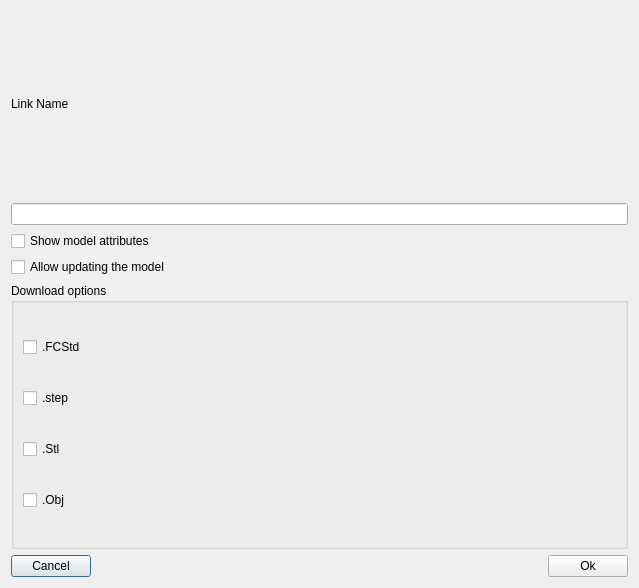
Qt form SharingLinkEditDialog.ui (Ondsel-Development/Ondsel-Lens-Addon) before a commit.
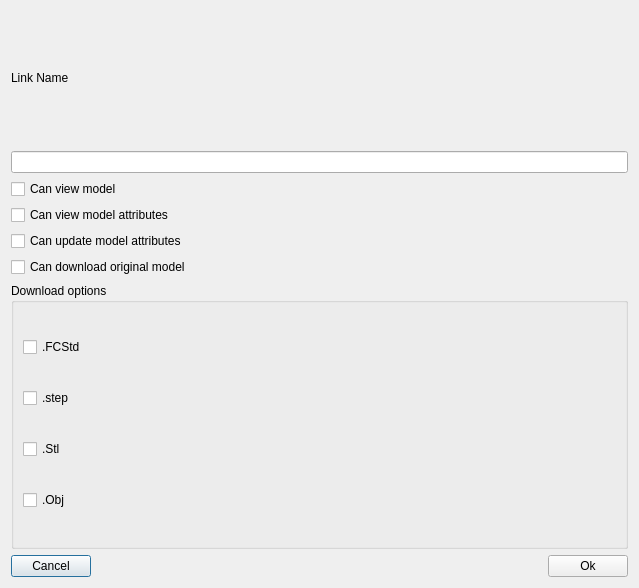
The same form after that commit.

Commit message: Replicate dashboard links dialog

Diff of the .ui file:
```diff
--- a/SharingLinkEditDialog.ui
+++ b/SharingLinkEditDialog.ui
@@ -26,17 +26,31 @@
      <item>
       <widget class="QLineEdit" name="linkName"/>
      </item>
+     <item>
+      <widget class="QCheckBox" name="canViewModelCheckBox">
+       <property name="text">
+        <string>Can view model</string>
+       </property>
+      </widget>
+     </item>
      <item>
       <widget class="QCheckBox" name="canViewModelAttributesCheckBox">
        <property name="text">
-        <string>Show model attributes</string>
+        <string>Can view model attributes</string>
        </property>
       </widget>
      </item>
      <item>
       <widget class="QCheckBox" name="canUpdateModelCheckBox">
        <property name="text">
-        <string>Allow updating the model</string>
+        <string>Can update model attributes</string>
+       </property>
+      </widget>
+     </item>
+     <item>
+      <widget class="QCheckBox" name="canDownloadOriginalCheckBox">
+       <property name="text">
+        <string>Can download original model</string>
        </property>
       </widget>
      </item>
```
Left out of the diff: 2 changed lines with no effect on the pictures. The commit also changes 1 other file.
